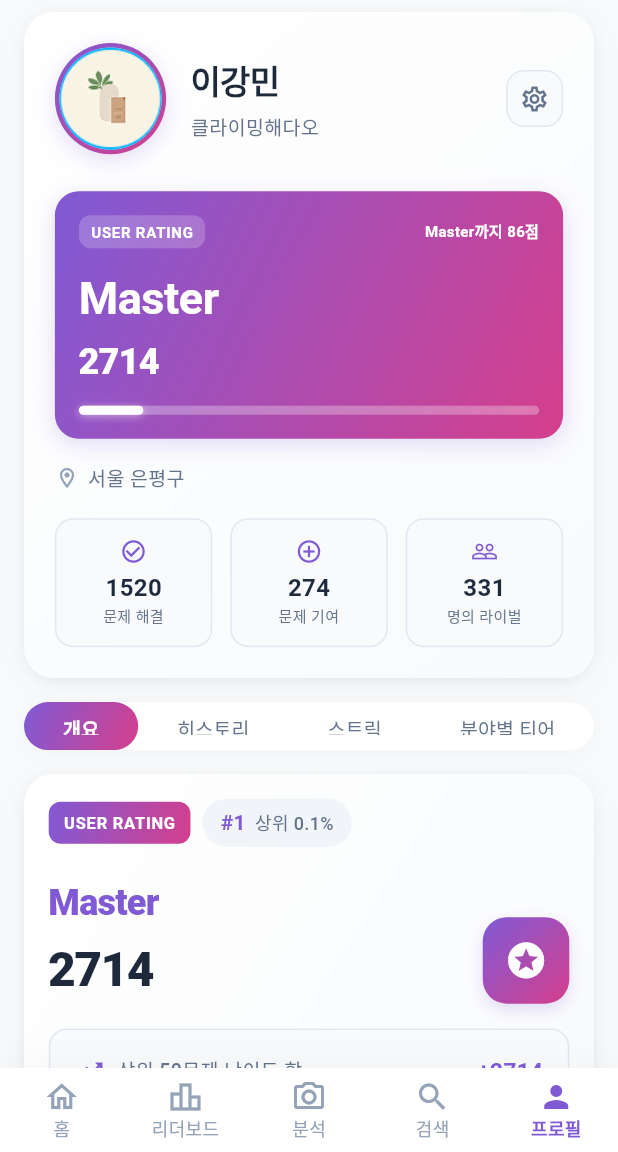
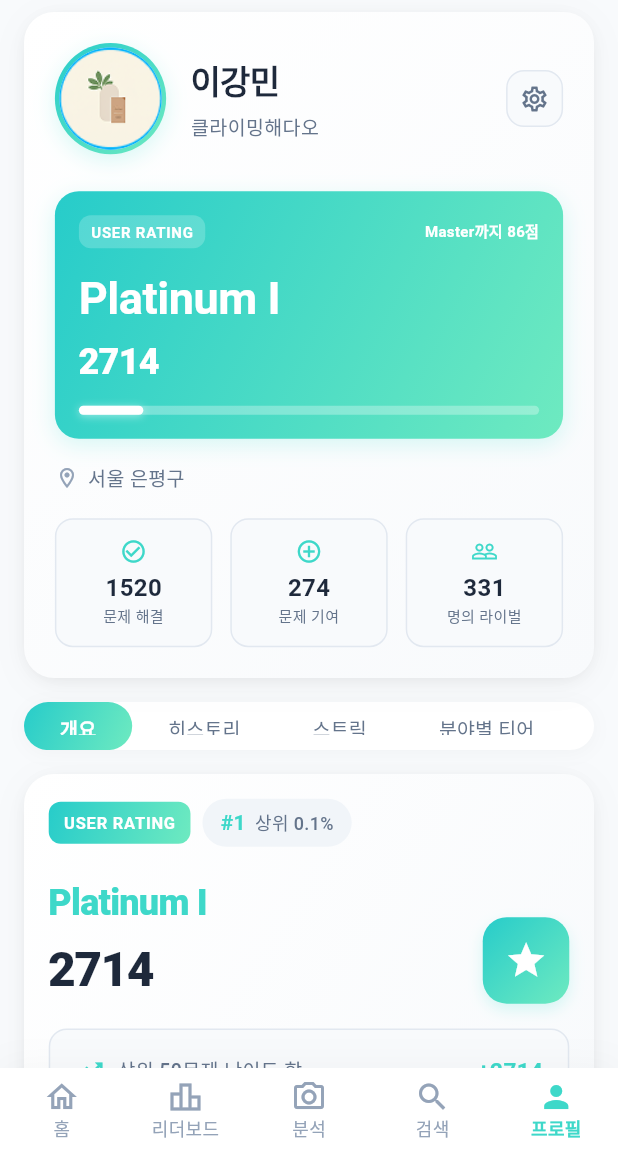
Before and after one commit to amsminn/ClimbX-FE, a Flutter app: the screen it shows after launch, on a phone screen of 412 x 824 dp, the part 84-1236 px from its top. Run offline on Flutter 3.47's test engine with Material 3 defaults, Android fonts, the phone set to English and light mode, and no system bars; our stand-ins replace fl_chart.

Commit message:
[SWM-106] 스트릭 페이지 구현

```diff
--- a/lib/src/screens/profile_page.dart
+++ b/lib/src/screens/profile_page.dart
@@ -2,6 +2,7 @@ import 'package:flutter/material.dart';
 import '../widgets/profile_header.dart';
 import '../widgets/tier_widget.dart';
 import '../widgets/history_widget.dart';
+import '../widgets/streak_widget.dart';
 import '../utils/tier_test_helper.dart';
 import '../utils/tier_colors.dart';
 
@@ -21,7 +22,7 @@ class _ProfilePageState extends State<ProfilePage> {
     'Platinum I',
     'Diamond I',
     'Master',
-  ][5];
+  ][3];
 
   @override
   Widget build(BuildContext context) {
@@ -158,16 +159,8 @@ class _ProfilePageState extends State<ProfilePage> {
           body: TabBarView(
             children: [
               _buildTabContent(child: TierWidget(tierName: currentTier)),
-              _buildTabContent(
-                child: HistoryWidget(tierName: currentTier),
-              ),
-              _buildTabContent(
-                child: _buildComingSoon(
-                  '스트릭',
-                  Icons.local_fire_department,
-                  colorScheme,
-                ),
-              ),
+              _buildTabContent(child: HistoryWidget(tierName: currentTier)),
+              _buildTabContent(child: StreakWidget(tierName: currentTier)),
               _buildTabContent(
                 child: _buildComingSoon('분야별 티어', Icons.category, colorScheme),
               ),
@@ -247,7 +240,7 @@ class _ProfilePageState extends State<ProfilePage> {
   // 탭바에서 선택할 수 있는 텍스트
   Widget _buildTab(String text) {
     return Container(
-      padding: const EdgeInsets.symmetric(horizontal: 10, vertical: 8),
+      padding: const EdgeInsets.symmetric(horizontal: 8, vertical: 8),
       child: Text(text),
     );
   }
--- a/lib/src/utils/tier_colors.dart
+++ b/lib/src/utils/tier_colors.dart
@@ -12,27 +12,31 @@ class TierColors {
       primary: Color(0xFFD2691E),
       light: Color(0xFFFFF8DC),
       shadow: Color(0x33D2691E),
+      streakColor: Color(0xFFB8860B),
     ),
     TierType.silver: TierColorScheme(
       gradientStart: Color(0xFF708090),
       gradientEnd: Color(0xFFC0C0C0),
-      primary: Color(0xFFC0C0C0),
+      primary: Color(0xFF708090),
       light: Color(0xFFF8F8FF),
-      shadow: Color(0x33C0C0C0),
+      shadow: Color(0x33708090),
+      streakColor: Color(0xFF708090),
     ),
     TierType.gold: TierColorScheme(
       gradientStart: Color(0xFFFFA500),
       gradientEnd: Color(0xFFFFD700),
-      primary: Color(0xFFFFD700),
+      primary: Color(0xFFFFA500),
       light: Color(0xFFFFFAF0),
-      shadow: Color(0x33FFD700),
+      shadow: Color(0x33FFA500),
+      streakColor: Color(0xFFFF8C00),
     ),
     TierType.platinum: TierColorScheme(
-      gradientStart: Color(0xFF38B2AC),
-      gradientEnd: Color(0xFF4FD1C7),
-      primary: Color(0xFF38B2AC),
+      gradientStart: Color(0xFF27CCCA),
+      gradientEnd: Color(0xFF6EEAC0),
+      primary: Color(0xFF3ED8C9),
       light: Color(0xFFF0FDFA),
-      shadow: Color(0x3338B2AC),
+      shadow: Color(0x3340E0D0),
+      streakColor: Color(0xFF2DD4CF),
     ),
     TierType.diamond: TierColorScheme(
       gradientStart: Color(0xFF1E90FF),
@@ -40,6 +44,7 @@ class TierColors {
       primary: Color(0xFF00BFFF),
       light: Color(0xFFF0F8FF),
       shadow: Color(0x3300BFFF),
+      streakColor: Color(0xFF1E90FF),
     ),
     TierType.master: TierColorScheme(
       gradientStart: Color(0xFF805AD5),
@@ -47,6 +52,7 @@ class TierColors {
       primary: Color(0xFF805AD5),
       light: Color(0xFFFDF2F8),
       shadow: Color(0x33805AD5),
+      streakColor: Color(0xFF6B46C1),
     ),
   };
 
@@ -133,6 +139,7 @@ class TierColorScheme {
   final Color primary;
   final Color light;
   final Color shadow;
+  final Color streakColor; // 스트릭 전용 색상 추가
 
   const TierColorScheme({
     required this.gradientStart,
@@ -140,6 +147,7 @@ class TierColorScheme {
     required this.primary,
     required this.light,
     required this.shadow,
+    required this.streakColor,
   });
 
   LinearGradient get gradient => LinearGradient(
```
Also changed, not shown: lib/src/widgets/streak_widget.dart (added, +358 -0 lines).
